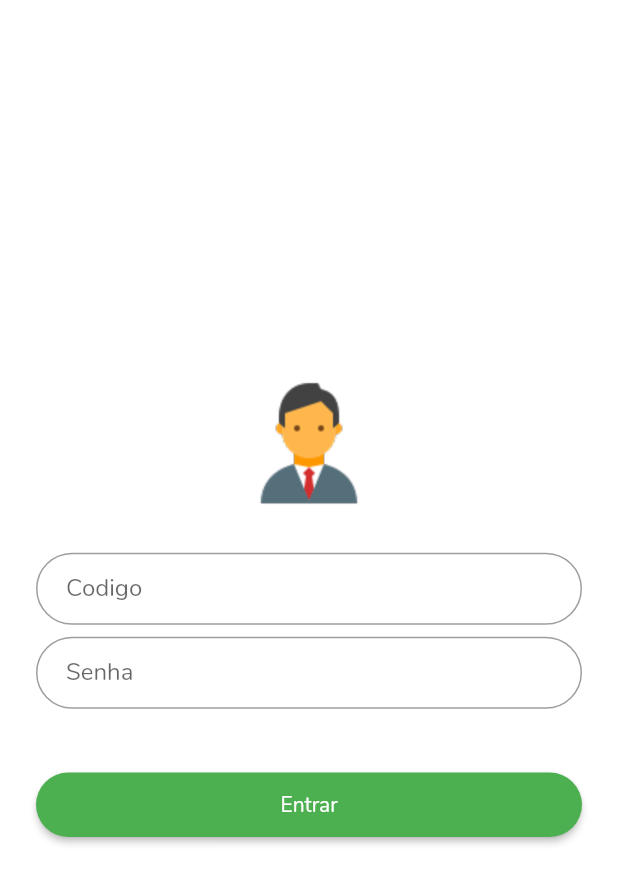
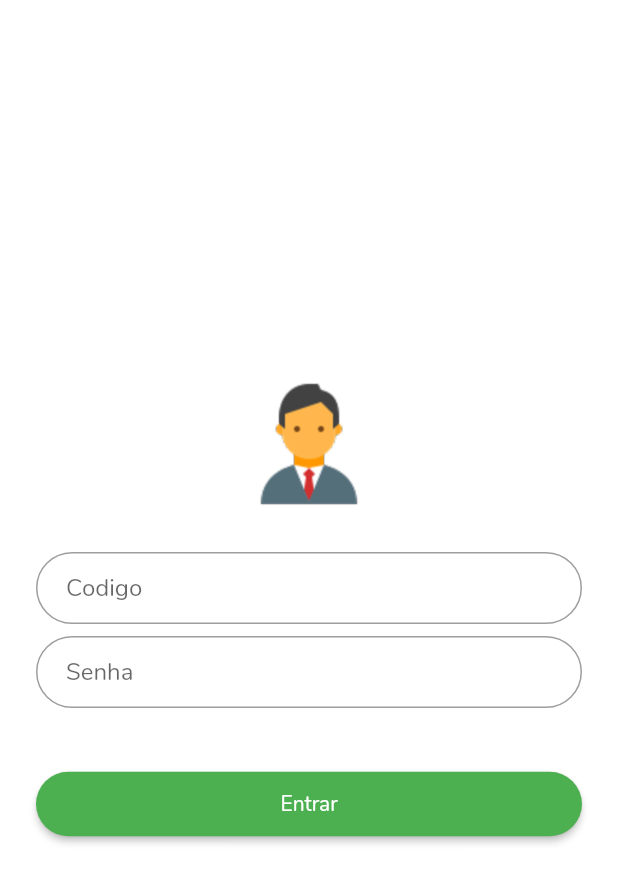
Before and after one commit to Hellyson-Ferreira/app_avaliacao_ifma, a Flutter app: the screen it shows after launch, after a tap on "Entrar como Adiministrador", on a phone screen of 412 x 824 dp. Shown: the top 884 px of the screen. Run offline on Flutter 3.47's test engine with Material 2 defaults, Android fonts, the phone set to English and light mode, and no system bars; our stand-ins replace splashscreen.

Commit message:
Ajustes nas telas

```diff
--- a/lib/LoginAdimim/login_page_adimim.dart
+++ b/lib/LoginAdimim/login_page_adimim.dart
@@ -78,7 +78,7 @@ class _LoginPageAdimimState extends State<LoginPageAdim> {
           padding: EdgeInsets.only(left: 24.0, right: 24.0),
           children: <Widget>[
             logo,
-            SizedBox(height: 25.0),
+            SizedBox(height: 24.0),
             matricula,
             SizedBox(height: 8.0),
             password,
--- a/lib/carregamnto.dart
+++ b/lib/carregamnto.dart
@@ -1,6 +1,8 @@
 import 'package:app_avaliacao_ifma/LoginAluno/login_page_aluno.dart';
 import 'package:flutter/material.dart';
 import 'package:splashscreen/splashscreen.dart';
+import 'package:flutter/cupertino.dart';
+
 
 
 class LoadingPage extends StatefulWidget {
@@ -21,7 +23,8 @@ class _LoadingPageState extends State<LoadingPage> {
           end: Alignment.bottomLeft,
           colors: [
             Colors.green,
-            Colors.lightGreen
+            Colors.lightGreen,
+            //Colors.lightGreenAccent
           ],
         ),
         navigateAfterSeconds: LoginPageAluno(),
```
